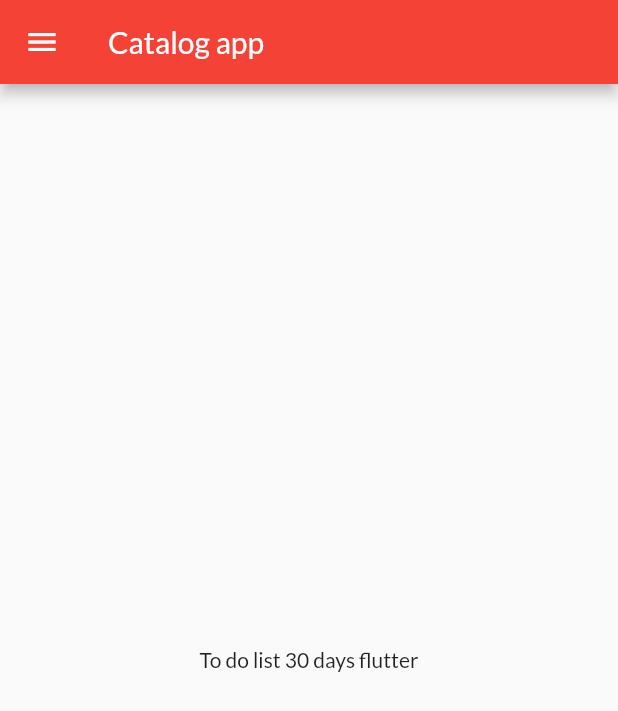
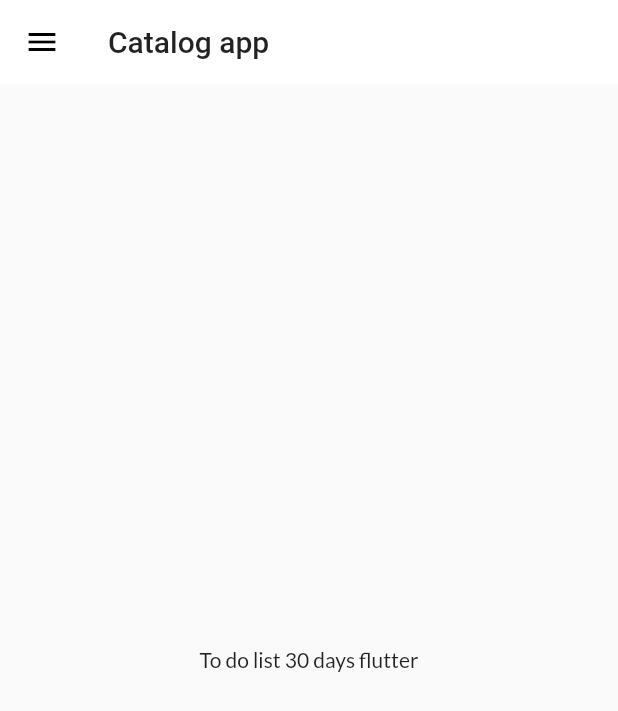
Before and after one commit to Rohaibchouhan/30daysofflutter-catalogo-app, a Flutter app: the screen it shows after launch, on a phone screen of 412 x 824 dp. Shown: the top 711 px of the screen. Run offline on Flutter 3.47's test engine with Material 2 defaults, Android fonts, the phone set to English and light mode, and no system bars; our stand-ins replace google_fonts.

Commit message:
day9 completed

```diff
--- a/lib/main.dart
+++ b/lib/main.dart
@@ -2,7 +2,8 @@ import 'package:flutter/material.dart';
 import 'package:flutter_application_1_awesome/pages/home_page.dart';
 import 'package:flutter_application_1_awesome/pages/login_page.dart';
 import 'package:flutter_application_1_awesome/utils/routes.dart';
-import 'package:google_fonts/google_fonts.dart';
+import 'package:flutter_application_1_awesome/widgets/Themes.dart';
+
 
 void main() {
   runApp(const MyApp());
@@ -14,20 +15,19 @@ class MyApp extends StatelessWidget {
   @override
   Widget build(BuildContext context) {
     return MaterialApp(
-      initialRoute: MyRoutes.homeRoute ,
+      initialRoute: MyRoutes.homeRoute,
       routes: {
         "/": (context) => const LoginPage(),
         MyRoutes.homeRoute: (context) => Homepage(),
         MyRoutes.loginRoute: (context) => const LoginPage(),
       },
       debugShowCheckedModeBanner: false,
-      themeMode: ThemeMode.light,
-      darkTheme: ThemeData(brightness: Brightness.dark),
-      theme: ThemeData(
-        primarySwatch: Colors.red,
-        fontFamily: GoogleFonts.lato().fontFamily,
-        //textTheme: GoogleFonts.latoTextTheme() "prefectly work this line"
-      ),
+      themeMode: ThemeMode.dark,
+      // darkTheme: MyTheme.darktheme(context),
+      theme: MyTheme.lighttheme(context),
+      // theme: MyTheme.redtheme(context),
+
+
     );
   }
 }
--- a/lib/pages/login_page.dart
+++ b/lib/pages/login_page.dart
@@ -67,6 +67,7 @@ class _LoginPageState extends State<LoginPage> {
                       });
 
                       await Future.delayed(Duration(seconds: 1));
+                      // ignore: use_build_context_synchronously
                       Navigator.pushNamed(context, MyRoutes.homeRoute);
                     },
                     child: AnimatedContainer(
--- a/lib/utils/routes.dart
+++ b/lib/utils/routes.dart
@@ -1,3 +1,4 @@
+// ignore: unused_import
 import 'package:flutter/src/widgets/navigator.dart';
 
 class MyRoutes {
--- /dev/null
+++ b/lib/widgets/Themes.dart
@@ -0,0 +1,40 @@
+// ignore: file_names
+import 'package:flutter/material.dart';
+import 'package:google_fonts/google_fonts.dart';
+
+class MyTheme{
+
+
+
+  static ThemeData lighttheme(BuildContext context) => ThemeData(
+    primarySwatch: Colors.red,
+      fontFamily: GoogleFonts.lato().fontFamily,
+      //textTheme: GoogleFonts.latoTextTheme() "prefectly work this line"
+      appBarTheme: AppBarTheme(
+      color: Colors.white,
+      elevation: 0.0,
+      // ignore: prefer_const_constructors
+      iconTheme: IconThemeData(color: Colors.black),
+      titleTextStyle: Theme.of(context).textTheme.headline6,
+    )
+  );
+
+
+
+  static ThemeData darktheme(BuildContext context) => ThemeData(
+
+    brightness: Brightness.dark,
+    fontFamily: GoogleFonts.lato().fontFamily,
+  );
+
+
+
+  static ThemeData redtheme(BuildContext context) => ThemeData(
+    primarySwatch: Colors.red,
+      fontFamily: GoogleFonts.lato().fontFamily,
+      //textTheme: GoogleFonts.latoTextTheme() "prefectly work this line"
+
+  );
+
+
+}
```
Also changed, not shown: lib/models/catalog.dart (added, +26 -0 lines), lib/widgets/drawer.dart (line endings or trailing spaces).
